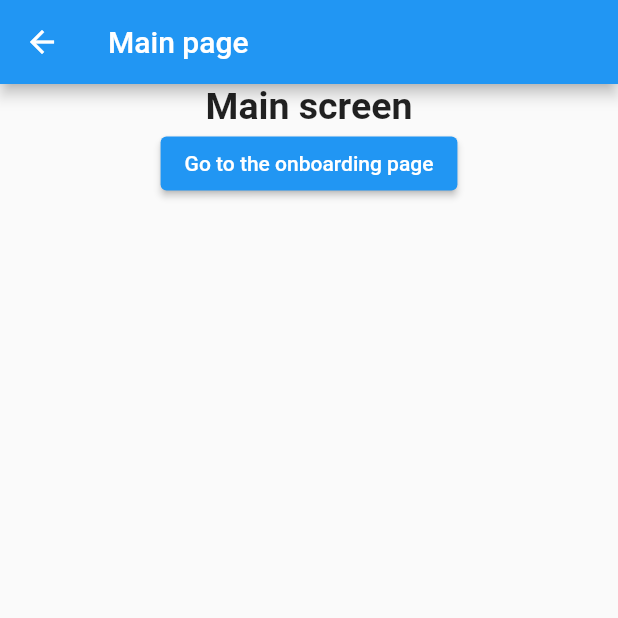
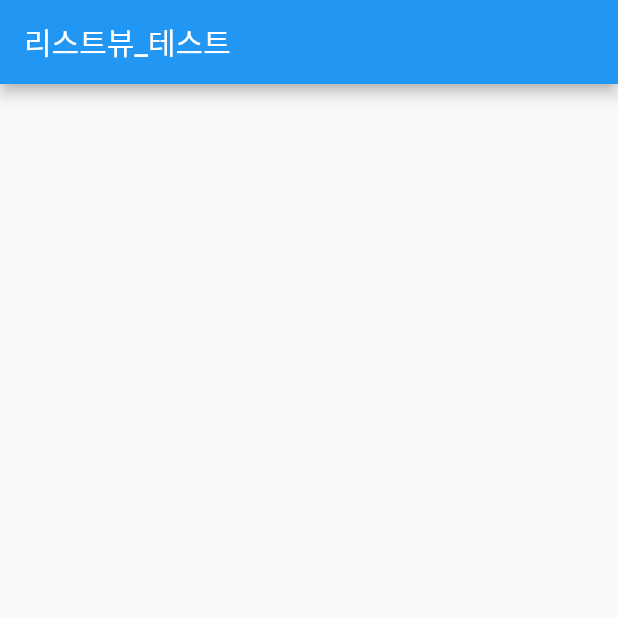
Before and after one commit to coffeeamp/myapp1, a Flutter app: the Mypage screen opened directly, on a phone screen of 412 x 824 dp, the top half of it. Run offline on Flutter 3.47's test engine with Material 2 defaults, Android fonts, the phone set to English and light mode, and no system bars; our stand-ins replace introduction_screen.

```diff
--- a/lib/main.dart
+++ b/lib/main.dart
@@ -12,32 +12,25 @@ class MyApp extends StatelessWidget {
     return const MaterialApp(
       // debugShowCheckedModeBanner: false,
       title: '리 리, 세계 유랑자',
-      home: ListViewPage(),
+      home: Mypage(),
     );
   }
 }
 
-class Mypage extends StatelessWidget {
+class Mypage extends StatefulWidget {
   const Mypage({super.key});
 
+  @override
+  State<Mypage> createState() => _MypageState();
+}
+
+class _MypageState extends State<Mypage> {
   @override
   Widget build(BuildContext context) {
     return Scaffold(
       appBar: AppBar(
-        title: const Text('Main page'),
+        title: const Text('리스트뷰_테스트'),
       ),
-      body: Center(
-        child: Column(
-          children: [
-            Text('Main screen',
-            style: TextStyle(fontWeight: FontWeight.bold, fontSize: 25),
-            ),
-            ElevatedButton(
-              onPressed: () {},
-              child: const Text('Go to the onboarding page'),
-            ),
-          ]),
-      )
     );
   }
 }
@@ -392,7 +385,6 @@ class ListViewPage extends StatefulWidget {
   @override
   State<ListViewPage> createState() => _ListViewPageState();
 }
-
 class _ListViewPageState extends State<ListViewPage> {
 
 
```
Also changed, not shown: lib/model.dart (added, +8 -0 lines).
